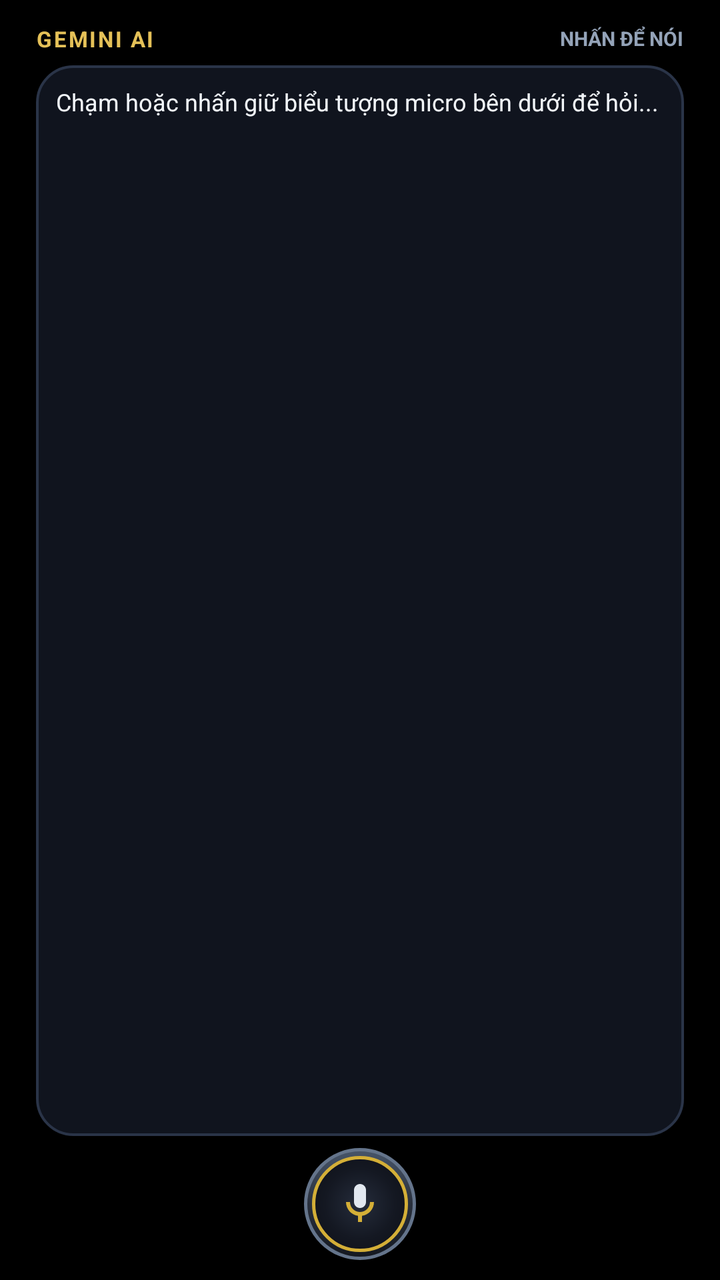
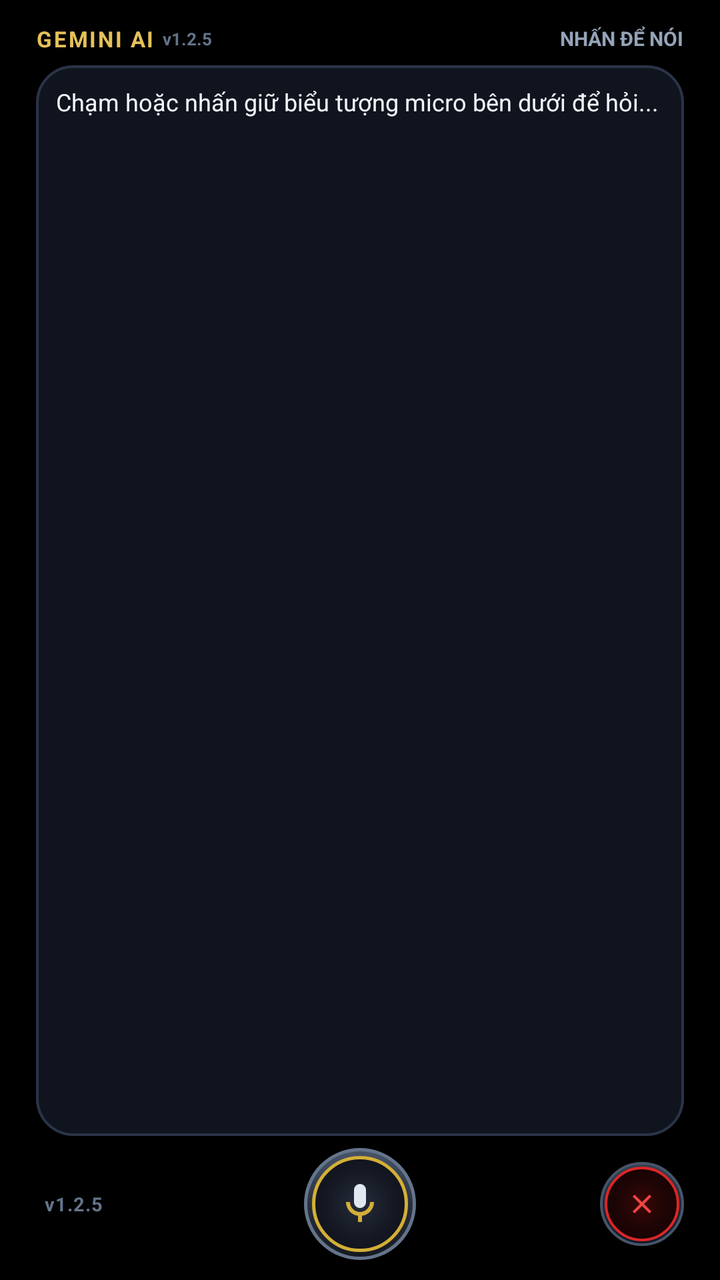

An Android layout rendered at two revisions. The XML below is the earlier revision; the diff shows what the commit changed to produce the second picture.
<!-- AndroidManifest.xml: application theme Theme.GeminiVoice -->
<!-- res/layout/activity_main.xml -->
<?xml version="1.0" encoding="utf-8"?>
<LinearLayout xmlns:android="http://schemas.android.com/apk/res/android"
    android:id="@+id/layout_root"
    android:layout_width="match_parent"
    android:layout_height="match_parent"
    android:orientation="vertical"
    android:background="#000000"
    android:paddingLeft="18dp"
    android:paddingRight="18dp"
    android:paddingTop="12dp"
    android:paddingBottom="8dp">

    
    <LinearLayout
        android:id="@+id/layout_header"
        android:layout_width="match_parent"
        android:layout_height="wrap_content"
        android:orientation="horizontal"
        android:gravity="center_vertical"
        android:layout_marginBottom="6dp">

        <TextView
            android:id="@+id/tv_header_title"
            android:layout_width="0dp"
            android:layout_height="wrap_content"
            android:layout_weight="1"
            android:text="GEMINI AI"
            android:textColor="#E5C158"
            android:textSize="11sp"
            android:textStyle="bold"
            android:letterSpacing="0.08" />

        <TextView
            android:id="@+id/tv_status"
            android:layout_width="wrap_content"
            android:layout_height="wrap_content"
            android:text="NHẤN ĐỂ NÓI"
            android:textColor="#94A3B8"
            android:textSize="10sp"
            android:textStyle="bold" />
    </LinearLayout>

    
    <ScrollView
        android:id="@+id/scroll_result"
        android:layout_width="match_parent"
        android:layout_height="0dp"
        android:layout_weight="1"
        android:fillViewport="true"
        android:scrollbars="none">

        <LinearLayout
            android:id="@+id/container_result_card"
            android:layout_width="match_parent"
            android:layout_height="wrap_content"
            android:orientation="vertical"
            android:background="@drawable/bg_watch_plate_dark"
            android:padding="10dp">

            <TextView
                android:id="@+id/tv_result"
                android:layout_width="match_parent"
                android:layout_height="wrap_content"
                android:text="Chạm hoặc nhấn giữ biểu tượng micro bên dưới để hỏi..."
                android:textColor="#F1F5F9"
                android:textSize="12sp"
                android:lineSpacingExtra="2.5dp" />
        </LinearLayout>
    </ScrollView>

    
    <FrameLayout
        android:id="@+id/btn_ptt_container"
        android:layout_width="56dp"
        android:layout_height="56dp"
        android:layout_gravity="center_horizontal"
        android:layout_marginTop="6dp"
        android:layout_marginBottom="2dp"
        android:background="@drawable/bg_watch_ptt_dark"
        android:clickable="true"
        android:focusable="true">

        <ImageView
            android:id="@+id/iv_mic_icon"
            android:layout_width="24dp"
            android:layout_height="24dp"
            android:layout_gravity="center"
            android:src="@drawable/ic_mic" />
    </FrameLayout>

</LinearLayout>
<!-- resources referenced by this layout -->
<resources>
  <!-- drawable bg_watch_plate_dark (drawable) -->
  <?xml version="1.0" encoding="utf-8"?>
  <shape xmlns:android="http://schemas.android.com/apk/res/android"
      android:shape="rectangle">
      <solid android:color="#10141E" />
      <corners android:radius="18dp" />
      <stroke
          android:width="1.2dp"
          android:color="#2A3448" />
      <padding
          android:left="10dp"
          android:top="10dp"
          android:right="10dp"
          android:bottom="10dp" />
  </shape>
  <!-- drawable bg_watch_ptt_dark (drawable) -->
  <?xml version="1.0" encoding="utf-8"?>
  <layer-list xmlns:android="http://schemas.android.com/apk/res/android">
      
      <item>
          <shape android:shape="oval">
              <gradient
                  android:type="linear"
                  android:angle="270"
                  android:startColor="#475569"
                  android:centerColor="#29303D"
                  android:endColor="#141820" />
              <stroke android:width="1.5dp" android:color="#64748B" />
          </shape>
      </item>
      
      <item
          android:left="4dp"
          android:top="4dp"
          android:right="4dp"
          android:bottom="4dp">
          <shape android:shape="oval">
              <gradient
                  android:type="radial"
                  android:gradientRadius="35dp"
                  android:centerX="0.5"
                  android:centerY="0.5"
                  android:startColor="#252C3B"
                  android:centerColor="#141822"
                  android:endColor="#0B0D13" />
              <stroke android:width="1.8dp" android:color="#D4AF37" />
          </shape>
      </item>
  </layer-list>
  <!-- drawable ic_mic (drawable) -->
  <vector xmlns:android="http://schemas.android.com/apk/res/android"
      android:width="36dp"
      android:height="36dp"
      android:viewportWidth="24"
      android:viewportHeight="24">
    <path
        android:fillColor="#E2E8F0"
        android:pathData="M12,14c1.66,0 3,-1.34 3,-3V5c0,-1.66 -1.34,-3 -3,-3S9,3.34 9,5v6c0,1.66 1.34,3 3,3z"/>
    <path
        android:fillColor="#D4AF37"
        android:pathData="M17,11c0,2.76 -2.24,5 -5,5s-5,-2.24 -5,-5H5c0,3.53 2.61,6.43 6,6.92V21h2v-3.08c3.39,-0.49 6,-3.39 6,-6.92h-2z"/>
  </vector>
  <style name="Theme.GeminiVoice" parent="Theme.AppCompat.NoActionBar">
          <item name="android:windowBackground">@color/bg_dark</item>
          <item name="android:colorBackground">@color/bg_dark</item>
      </style>
  <color name="bg_dark">#08090C</color>
</resources>

<!-- the commit's change to res/layout/activity_main.xml (unified diff, before → after) -->
@@ -19,16 +19,33 @@
         android:gravity="center_vertical"
         android:layout_marginBottom="6dp">
 
-        <TextView
-            android:id="@+id/tv_header_title"
+        <LinearLayout
             android:layout_width="0dp"
             android:layout_height="wrap_content"
             android:layout_weight="1"
-            android:text="GEMINI AI"
-            android:textColor="#E5C158"
-            android:textSize="11sp"
-            android:textStyle="bold"
-            android:letterSpacing="0.08" />
+            android:orientation="horizontal"
+            android:gravity="center_vertical">
+
+            <TextView
+                android:id="@+id/tv_header_title"
+                android:layout_width="wrap_content"
+                android:layout_height="wrap_content"
+                android:text="GEMINI AI"
+                android:textColor="#E5C158"
+                android:textSize="11sp"
+                android:textStyle="bold"
+                android:letterSpacing="0.08" />
+
+            <TextView
+                android:id="@+id/tv_header_version"
+                android:layout_width="wrap_content"
+                android:layout_height="wrap_content"
+                android:text="v1.2.5"
+                android:textColor="#64748B"
+                android:textSize="8.5sp"
+                android:textStyle="bold"
+                android:layout_marginStart="4dp" />
+        </LinearLayout>
 
         <TextView
             android:id="@+id/tv_status"
@@ -69,23 +86,64 @@
     </ScrollView>
 
     
-    <FrameLayout
-        android:id="@+id/btn_ptt_container"
-        android:layout_width="56dp"
+    <RelativeLayout
+        android:id="@+id/layout_bottom_bar"
+        android:layout_width="match_parent"
         android:layout_height="56dp"
-        android:layout_gravity="center_horizontal"
         android:layout_marginTop="6dp"
-        android:layout_marginBottom="2dp"
-        android:background="@drawable/bg_watch_ptt_dark"
-        android:clickable="true"
-        android:focusable="true">
+        android:layout_marginBottom="2dp">
 
-        <ImageView
-            android:id="@+id/iv_mic_icon"
-            android:layout_width="24dp"
-            android:layout_height="24dp"
-            android:layout_gravity="center"
-            android:src="@drawable/ic_mic" />
-    </FrameLayout>
+        
+        <TextView
+            android:id="@+id/tv_app_version"
+            android:layout_width="wrap_content"
+            android:layout_height="wrap_content"
+            android:layout_alignParentStart="true"
+            android:layout_centerVertical="true"
+            android:text="v1.2.5"
+            android:textColor="#64748B"
+            android:textSize="9.5sp"
+            android:textStyle="bold"
+            android:letterSpacing="0.04"
+            android:padding="4dp" />
+
+        
+        <FrameLayout
+            android:id="@+id/btn_ptt_container"
+            android:layout_width="56dp"
+            android:layout_height="56dp"
+            android:layout_centerInParent="true"
+            android:background="@drawable/bg_watch_ptt_dark"
+            android:clickable="true"
+            android:focusable="true">
+
+            <ImageView
+                android:id="@+id/iv_mic_icon"
+                android:layout_width="24dp"
+                android:layout_height="24dp"
+                android:layout_gravity="center"
+                android:src="@drawable/ic_mic" />
+        </FrameLayout>
+
+        
+        <FrameLayout
+            android:id="@+id/btn_cancel"
+            android:layout_width="42dp"
+            android:layout_height="42dp"
+            android:layout_alignParentEnd="true"
+            android:layout_centerVertical="true"
+            android:background="@drawable/bg_watch_btn_cancel"
+            android:clickable="true"
+            android:focusable="true">
+
+            <ImageView
+                android:id="@+id/iv_cancel_icon"
+                android:layout_width="16dp"
+                android:layout_height="16dp"
+                android:layout_gravity="center"
+                android:src="@drawable/ic_cancel" />
+        </FrameLayout>
+
+    </RelativeLayout>
 
 </LinearLayout>
<!-- resource entries referenced after the edit -->
@@ -1,5 +1,39 @@
 <!-- resources referenced by this layout -->
 <resources>
+  <!-- drawable bg_watch_btn_cancel (drawable) -->
+  <?xml version="1.0" encoding="utf-8"?>
+  <layer-list xmlns:android="http://schemas.android.com/apk/res/android">
+      
+      <item>
+          <shape android:shape="oval">
+              <gradient
+                  android:type="linear"
+                  android:angle="270"
+                  android:startColor="#334155"
+                  android:centerColor="#1E293B"
+                  android:endColor="#0F172A" />
+              <stroke android:width="1.2dp" android:color="#475569" />
+          </shape>
+      </item>
+      
+      <item
+          android:left="2.5dp"
+          android:top="2.5dp"
+          android:right="2.5dp"
+          android:bottom="2.5dp">
+          <shape android:shape="oval">
+              <gradient
+                  android:type="radial"
+                  android:gradientRadius="22dp"
+                  android:centerX="0.5"
+                  android:centerY="0.5"
+                  android:startColor="#3B0707"
+                  android:centerColor="#200505"
+                  android:endColor="#120303" />
+              <stroke android:width="1.2dp" android:color="#DC2626" />
+          </shape>
+      </item>
+  </layer-list>
   <!-- drawable bg_watch_plate_dark (drawable) -->
   <?xml version="1.0" encoding="utf-8"?>
   <shape xmlns:android="http://schemas.android.com/apk/res/android"
@@ -49,6 +83,16 @@
           </shape>
       </item>
   </layer-list>
+  <!-- drawable ic_cancel (drawable) -->
+  <vector xmlns:android="http://schemas.android.com/apk/res/android"
+      android:width="24dp"
+      android:height="24dp"
+      android:viewportWidth="24"
+      android:viewportHeight="24">
+      <path
+          android:fillColor="#EF4444"
+          android:pathData="M19,6.41L17.59,5 12,10.59 6.41,5 5,6.41 10.59,12 5,17.59 6.41,19 12,13.41 17.59,19 19,17.59 13.41,12z" />
+  </vector>
   <!-- drawable ic_mic (drawable) -->
   <vector xmlns:android="http://schemas.android.com/apk/res/android"
       android:width="36dp"
